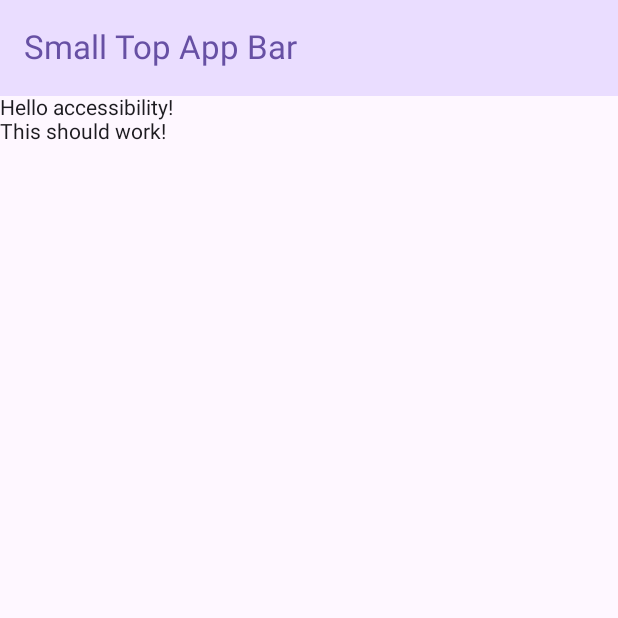
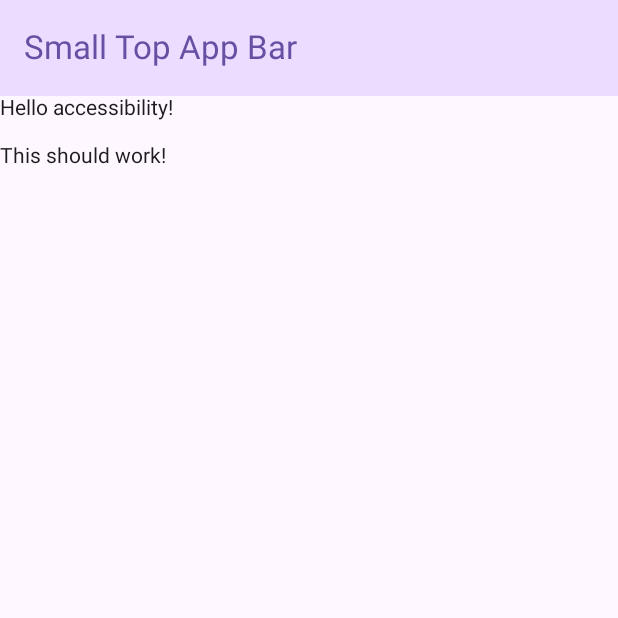
Before and after one commit to imprologic/shake-to-call-android, an Android app built with Jetpack Compose: the screen it shows after launch (MainActivity), on a phone screen of 412 x 824 dp, the top half of it. Run offline under Robolectric (Android 15) with nearby library versions, the phone set to English and light mode, and no system bars.

Commit message:
column layout

```diff
--- a/app/src/main/java/com/imprologic/shaketocall/MainActivity.kt
+++ b/app/src/main/java/com/imprologic/shaketocall/MainActivity.kt
@@ -1,12 +1,17 @@
 package com.imprologic.shaketocall
 
+import android.content.res.Configuration
 import android.os.Bundle
 import androidx.activity.ComponentActivity
 import androidx.activity.compose.setContent
 import androidx.compose.foundation.layout.Column
 import androidx.compose.foundation.layout.PaddingValues
+import androidx.compose.foundation.layout.Row
+import androidx.compose.foundation.layout.Spacer
 import androidx.compose.foundation.layout.fillMaxSize
+import androidx.compose.foundation.layout.height
 import androidx.compose.foundation.layout.padding
+import androidx.compose.foundation.layout.width
 import androidx.compose.material3.ExperimentalMaterial3Api
 import androidx.compose.material3.MaterialTheme
 import androidx.compose.material3.Scaffold
@@ -15,6 +20,8 @@ import androidx.compose.material3.TopAppBar
 import androidx.compose.material3.TopAppBarDefaults
 import androidx.compose.runtime.Composable
 import androidx.compose.ui.Modifier
+import androidx.compose.ui.platform.LocalConfiguration
+import androidx.compose.ui.unit.dp
 
 class MainActivity : ComponentActivity() {
 
@@ -51,16 +58,31 @@ fun SmallTopAppBarExample() {
 
 @Composable
 fun MainLayout(innerPadding: PaddingValues) {
+    val configuration = LocalConfiguration.current
+    val isLandscape = configuration.orientation == Configuration.ORIENTATION_LANDSCAPE
+
+    if (isLandscape) {
+        Row(
+            modifier = Modifier
+                .fillMaxSize()
+                .padding(innerPadding)
+        ) {
+            FirstWidget()
+            Spacer(modifier = Modifier.width(16.dp))
+            SecondWidget()
+        }
+    } else {
         Column(
             modifier = Modifier
                 .fillMaxSize()
                 .padding(innerPadding)
         ) {
             FirstWidget()
+            Spacer(modifier = Modifier.height(16.dp))
             SecondWidget()
         }
     }
-
+}
 
 @Composable
 fun FirstWidget() {
```
Lines whose indentation alone changed are shown as unchanged.
